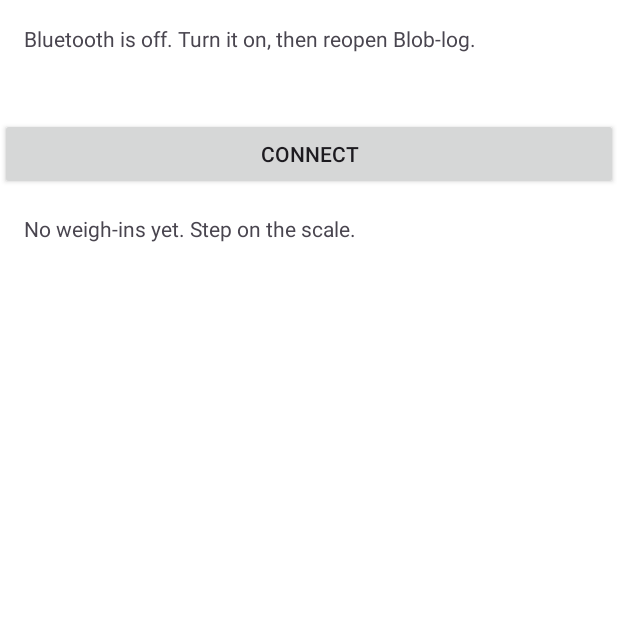
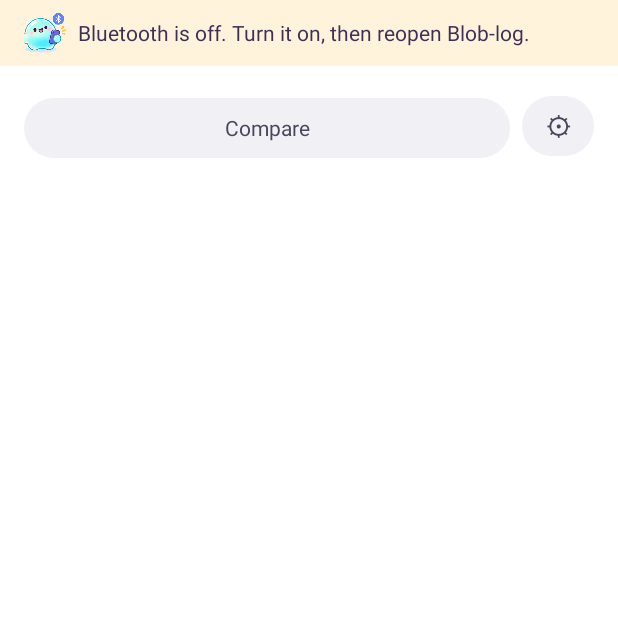
Before and after one commit to lowjenhui/bloblog, an Android app: the screen it shows after launch (MainActivity), on a phone screen of 412 x 824 dp, the top half of it. Run offline under Robolectric (Android 15) with nearby library versions, the phone set to English and light mode, and no system bars; libraries missing offline, so code that uses them is left out: androidx.health.connect; 1 statement that could not run was skipped.

Commit message:
feat: home person view
CoordinatorLayout home: top notice strip (priority per spec), person chips,
pinned headline (lifts on scroll), range pills + trend chart, History with
month chips, full-bleed Whose rows, empty state. 48dp tap targets.

Co-Authored-By: Claude Opus 5.5 <noreply@anthropic.com>

```diff
--- a/app/src/main/java/app/bloblog/MainActivity.kt
+++ b/app/src/main/java/app/bloblog/MainActivity.kt
@@ -7,67 +7,68 @@ import android.content.pm.PackageManager
 import android.os.Build
 import android.os.Bundle
 import android.text.InputType
+import android.view.Gravity
 import android.view.View
-import android.widget.ArrayAdapter
-import android.widget.Button
 import android.widget.EditText
+import android.widget.ImageView
 import android.widget.LinearLayout
-import android.widget.ListView
 import android.widget.TextView
 import android.widget.Toast
 import androidx.activity.ComponentActivity
 import androidx.activity.result.contract.ActivityResultContracts
 import androidx.health.connect.client.PermissionController
 import androidx.lifecycle.lifecycleScope
+import androidx.recyclerview.widget.LinearLayoutManager
+import androidx.recyclerview.widget.RecyclerView
 import kotlinx.coroutines.launch
-import java.text.SimpleDateFormat
-import java.util.Date
+import java.time.Instant
+import java.time.YearMonth
+import java.time.ZoneId
 import java.util.Locale
 
-/** Readings screen (SPEC screen 4). */
+/** Home: person view (spec §5.1). */
 class MainActivity : ComponentActivity() {
-    private lateinit var status: TextView
-    private lateinit var allow: Button
-    private lateinit var hcBanner: TextView
-    private lateinit var hcConnect: Button
-    private lateinit var empty: TextView
-    private lateinit var list: ListView
-    private val fmt = SimpleDateFormat("EEE d MMM · HH:mm", Locale.getDefault())
-    private var shown = emptyList<Reading>()
+    private val zone = ZoneId.systemDefault()
+    private val dayFmt = java.time.format.DateTimeFormatter.ofPattern("EEE d MMM", Locale.ENGLISH)
     private var setupShowing = false
     private var askedNotifications = false
+    private var hcAvailable = false
+    private var hcConnected = false
+    private var tab = 0L // person id; -1 is Compare (Task 8)
+    internal var range = Range.MONTH
+    private var month: YearMonth? = null
+    private var shownPts = emptyList<Pt>()
+    private var person: Person? = null
 
-    private val hcPermission = registerForActivityResult(PermissionController.createRequestPermissionResultContract()) { refresh() }
+    private val hcPermission = registerForActivityResult(PermissionController.createRequestPermissionResultContract()) {
+        lifecycleScope.launch { checkHc(); render() }
+    }
     private val bluetoothPermission = registerForActivityResult(ActivityResultContracts.RequestPermission()) {
-        scanState = Scanner.start(this); refresh()
+        scanState = Scanner.start(this); render()
     }
     // Android throttles >5 scan starts per 30 s and a throttled scan silently stops background capture,
-    // so start the scan only on resume and on permission grant, never from refresh().
+    // so start the scan only on resume and on permission grant, never from render().
     private var scanState = Scanner.State.NO_PERMISSION
     private val notificationPermission = registerForActivityResult(ActivityResultContracts.RequestPermission()) { }
 
     override fun onCreate(savedInstanceState: Bundle?) {
+        applyAppTheme()
         super.onCreate(savedInstanceState)
-        title = "Readings"
-        val pad = (16 * resources.displayMetrics.density).toInt()
-        status = TextView(this).apply { setPadding(pad, pad, pad, pad / 2) }
-        allow = Button(this).apply {
-            text = "Allow Bluetooth"
-            setOnClickListener { bluetoothPermission.launch(Manifest.permission.BLUETOOTH_SCAN) }
+        setContentView(R.layout.activity_main)
+        findViewById<RecyclerView>(R.id.list).layoutManager = LinearLayoutManager(this)
+        savedInstanceState?.let { s ->
+            tab = s.getLong("tab")
+            range = Range.valueOf(s.getString("range") ?: Range.MONTH.name)
+            month = s.getString("month")?.let { YearMonth.parse(it) }
         }
-        hcBanner = TextView(this).apply { setPadding(pad, pad / 2, pad, pad / 2) }
-        hcConnect = Button(this).apply {
-            text = "Connect"
-            setOnClickListener { hcPermission.launch(HealthConnect.PERMISSIONS) }
-        }
-        empty = TextView(this).apply { text = "No weigh-ins yet. Step on the scale."; setPadding(pad, pad, pad, pad) }
-        list = ListView(this).apply { setOnItemClickListener { _, _, i, _ -> choose(shown[i].id) } }
-        setContentView(LinearLayout(this).apply {
-            orientation = LinearLayout.VERTICAL
-            fitsSystemWindows = true
-            addView(status); addView(allow); addView(hcBanner); addView(hcConnect); addView(empty); addView(list)
-        })
         if (savedInstanceState == null) openRequested(intent)
+    }
+
+    override fun onSaveInstanceState(outState: Bundle) {
+        super.onSaveInstanceState(outState)
+        outState.putLong("tab", tab)
+        outState.putString("range", range.name)
+        month?.let { outState.putString("month", it.toString()) }
     }
 
     override fun onNewIntent(intent: Intent) {
@@ -78,49 +79,140 @@ class MainActivity : ComponentActivity() {
     /** Opened from the "Whose weigh-in?" notification. */
     private fun openRequested(intent: Intent) {
         val id = intent.getLongExtra(Notifications.EXTRA_READING_ID, -1)
-        if (id >= 0) choose(id)
+        if (id >= 0) openRowSheet(id)
     }
 
-    // shortcut: list refreshes only when the screen is opened or resumed, add live updates if that gets annoying.
+    // shortcut: the page refreshes only when the screen is opened or resumed (live updates are a later task).
     override fun onResume() {
         super.onResume()
         scanState = Scanner.start(this)
-        refresh()
-        lifecycleScope.launch { HealthConnect.syncPending(this@MainActivity); refresh() }
+        render()
+        lifecycleScope.launch { HealthConnect.syncPending(this@MainActivity); checkHc(); render() }
     }
 
-    private fun refresh() {
+    private suspend fun checkHc() {
+        hcAvailable = HealthConnect.client(this) != null
+        hcConnected = hcAvailable && HealthConnect.hasPermission(this)
+    }
+
+    internal fun selectTab(personId: Long) { tab = personId; month = null; render() }
+
+    private fun render() {
         val db = Db(this)
         if (db.me() == null) showSetup(db)
-        val state = scanState
-        status.text = when (state) {
-            Scanner.State.LISTENING -> "Listening for your scale, even when Blob-log is closed."
-            Scanner.State.NO_PERMISSION -> "Blob-log listens for your scale in the background."
-            Scanner.State.BLUETOOTH_OFF -> "Bluetooth is off. Turn it on, then reopen Blob-log."
-            Scanner.State.FAILED -> "Couldn't start listening. Reopen Blob-log to try again."
-        }
-        allow.visibility = if (state == Scanner.State.NO_PERMISSION) View.VISIBLE else View.GONE
-        if (Build.VERSION.SDK_INT >= 33 && state == Scanner.State.LISTENING && !askedNotifications &&
+        if (Build.VERSION.SDK_INT >= 33 && scanState == Scanner.State.LISTENING && !askedNotifications &&
             checkSelfPermission(Manifest.permission.POST_NOTIFICATIONS) != PackageManager.PERMISSION_GRANTED
         ) {
             askedNotifications = true
             notificationPermission.launch(Manifest.permission.POST_NOTIFICATIONS)
         }
-        lifecycleScope.launch {
-            val available = HealthConnect.client(this@MainActivity) != null
-            val connected = available && HealthConnect.hasPermission(this@MainActivity)
-            hcBanner.visibility = if (connected) View.GONE else View.VISIBLE
-            hcBanner.text = if (available) "Health Connect isn't connected. Readings are saved here but not sent."
-            else "Health Connect isn't available on this phone."
-            hcConnect.visibility = if (available && !connected) View.VISIBLE else View.GONE
+        val people = db.people()
+        val p = people.firstOrNull { it.id == tab } ?: people.firstOrNull().also { tab = it?.id ?: 0 }
+        person = p
+        showChips(people, p)
+        showStrip(db, p)
+        val list = findViewById<RecyclerView>(R.id.list)
+        if (p == null) { list.adapter = null; return }
+
+        val now = System.currentTimeMillis()
+        val pts = db.readingsFor(p.id, rangeStart(range, now, zone), now + 1).map { Pt(it.takenAt, it.weightCentiKg) }
+        shownPts = pts
+        showHeadline(db, p, null)
+
+        val months = db.months(p.id, zone)
+        val items = mutableListOf<HomeItem>(HomeItem.Graph(pts, range, p, db.startWeight(p.id), now))
+        if (months.isEmpty()) items.add(HomeItem.Empty) else {
+            val m = month?.takeIf { it in months } ?: months.last()
+            month = m
+            val rows = db.historyMonth(p.id, m, zone)
+            items.add(HomeItem.HistoryHeader(rows.count { it.personId != null }, m))
+            items.add(HomeItem.Months(months, m))
+            rows.forEachIndexed { i, r ->
+                val last = i == rows.lastIndex
+                items.add(if (r.personId == null) HomeItem.WhoseRow(r, last) else HomeItem.Row(r, p.isMe && !r.written, last))
+            }
         }
-        shown = db.latest()
-        val names = db.people().associate { it.id to it.name }
-        val rows = shown.map {
-            "${fmt.format(Date(it.takenAt))}    %.2f kg    ${names[it.personId] ?: "Who's this?"}".format(it.weightCentiKg / 100.0)
+        list.adapter = HomeAdapter(items,
+            onRange = { range = it; render() },
+            onMonth = { month = it; render() },
+            onRow = ::openRowSheet,
+            onScrub = { showHeadline(db, p, it) })
+    }
+
+    private fun showChips(people: List<Person>, current: Person?) {
+        val row = findViewById<LinearLayout>(R.id.chips)
+        row.removeAllViews()
+        fun chip(label: String, selected: Boolean, onClick: () -> Unit) = TextView(this).apply {
+            text = label; textSize = 14f; gravity = Gravity.CENTER
+            setTextColor(token(if (selected) R.attr.bl_onPersonSelected else R.attr.bl_onGrey))
+            fill(if (selected) R.attr.bl_personSelectedBg else R.attr.bl_surfaceGrey, 20, inset = true)
+            setOnClickListener { onClick() }
+            row.addView(this, LinearLayout.LayoutParams(0, dp(48), 1f).apply { marginEnd = dp(8) })
         }
-        empty.visibility = if (rows.isEmpty()) View.VISIBLE else View.GONE
-        list.adapter = ArrayAdapter(this, android.R.layout.simple_list_item_1, rows)
+        people.forEach { p -> chip(p.name, p.id == current?.id) { selectTab(p.id) } }
+        chip("Compare", false) { } // Task 8
+        TextView(this).apply {
+            text = "⚙"; textSize = 18f; gravity = Gravity.CENTER
+            setTextColor(token(R.attr.bl_onGrey)); fill(R.attr.bl_surfaceGrey, 20, inset = true)
+            contentDescription = "Settings"
+            setOnClickListener { } // Task 9
+            row.addView(this, LinearLayout.LayoutParams(dp(48), dp(48)))
+        }
+    }
+
+    private fun showStrip(db: Db, p: Person?) {
+        val unassigned = db.unassigned()
+        val newest = unassigned.lastOrNull()
+        val notice = noticeFor(scanState, unassigned.size, hcAvailable, hcConnected, p?.isMe == true)
+        val strip = findViewById<View>(R.id.strip)
+        strip.visibility = if (notice == null) View.GONE else View.VISIBLE
+        if (notice == null) return
+        val button = findViewById<TextView>(R.id.stripButton)
+        val chevron = findViewById<View>(R.id.stripChevron)
+        val label = when (notice) {
+            Notice.NEED_BT_PERMISSION -> "Blob-log listens for your scale in the background."
+            Notice.BT_OFF -> "Bluetooth is off. Turn it on, then reopen Blob-log."
+            Notice.LISTEN_FAILED -> "Couldn't start listening. Reopen Blob-log to try again."
+            Notice.WHOSE -> if (unassigned.size == 1) "Whose is %.2f kg on %s?".format(Locale.ROOT, newest!!.weightCentiKg / 100.0,
+                dayFmt.format(Instant.ofEpochMilli(newest.takenAt).atZone(zone))) else "${unassigned.size} weigh-ins need a name"
+            Notice.HC_NOT_CONNECTED -> "Health Connect isn't connected. Readings are saved here but not sent."
+        }
+        val buttonText = when (notice) { Notice.NEED_BT_PERMISSION -> "Allow Bluetooth"; Notice.HC_NOT_CONNECTED -> "Connect"; else -> null }
+        findViewById<ImageView>(R.id.stripIcon).setImageResource(when (notice) {
+            Notice.NEED_BT_PERMISSION, Notice.BT_OFF -> R.drawable.blob_bluetooth
+            Notice.LISTEN_FAILED -> R.drawable.blob_sleep
+            Notice.WHOSE -> R.drawable.blob_question
+            Notice.HC_NOT_CONNECTED -> R.drawable.blob_heart
+        })
+        findViewById<TextView>(R.id.stripText).text = label
+        button.text = buttonText
+        button.visibility = if (buttonText == null) View.GONE else View.VISIBLE
+        button.fill(R.attr.bl_select, 20, inset = true)
+        button.setOnClickListener {
+            if (notice == Notice.HC_NOT_CONNECTED) hcPermission.launch(HealthConnect.PERMISSIONS)
+            else bluetoothPermission.launch(Manifest.permission.BLUETOOTH_SCAN)
+        }
+        chevron.visibility = if (notice == Notice.WHOSE) View.VISIBLE else View.GONE
+        strip.setOnClickListener { if (notice == Notice.WHOSE) openRowSheet(newest!!.id) }
+        strip.isClickable = notice == Notice.WHOSE
+    }
+
+    /** Headline: the person's latest weigh-in, or the weigh-in under the finger while scrubbing ([scrub] is an index into [shownPts]). */
+    private fun showHeadline(db: Db, p: Person, scrub: Int?) {
+        val weight = findViewById<TextView>(R.id.headlineWeight)
+        val line2 = findViewById<TextView>(R.id.headlineLine2)
+        findViewById<TextView>(R.id.headlineName).text = p.name
+        val point = scrub?.let { shownPts.getOrNull(it) }
+        val latest = point ?: db.readingsFor(p.id, 0, Long.MAX_VALUE).lastOrNull()?.let { Pt(it.takenAt, it.weightCentiKg) }
+        weight.setTextColor(token(if (point != null) p.textAttr() else R.attr.bl_text))
+        if (latest == null) { weight.text = "–"; line2.text = "No weigh-ins yet"; return }
+        weight.text = "%.2f kg".format(Locale.ROOT, latest.centi / 100.0)
+        val at = Instant.ofEpochMilli(latest.at).atZone(zone)
+        if (point != null) { line2.text = java.time.format.DateTimeFormatter.ofPattern("EEE d MMM · HH:mm", Locale.ENGLISH).format(at); return }
+        val week = db.readingsFor(p.id, latest.at - 7 * 86_400_000L + 1, latest.at + 1)
+        val avg = week.map { it.weightCentiKg / 100.0 }.average()
+        val day = if (at.toLocalDate() == java.time.LocalDate.now(zone)) "today" else dayFmt.format(at)
+        line2.text = "$day · 7-day avg %.2f".format(Locale.ROOT, avg)
     }
 
     private fun showSetup(db: Db) {
@@ -133,8 +225,7 @@ class MainActivity : ComponentActivity() {
         }
         val form = LinearLayout(this).apply {
             orientation = LinearLayout.VERTICAL
-            val pad = (16 * resources.displayMetrics.density).toInt()
-            setPadding(pad, pad, pad, 0)
+            setPadding(dp(16), dp(16), dp(16), 0)
             addView(name); addView(weight)
         }
         val dialog = AlertDialog.Builder(this)
@@ -152,11 +243,14 @@ class MainActivity : ComponentActivity() {
                     db.addPerson(name.text.toString().trim(), Math.round(kg * 100).toInt(), isMe = true)
                     setupShowing = false
                     dialog.dismiss()
-                    refresh()
+                    render()
                 }
             }
         }
     }
+
+    /** Task 7 replaces this with the row sheet. */
+    private fun openRowSheet(readingId: Long) = choose(readingId)
 
     private fun choose(readingId: Long) {
         val people = Db(this).people()
@@ -190,6 +284,6 @@ class MainActivity : ComponentActivity() {
 
     private fun done(readingId: Long) {
         Notifications.cancel(this, readingId)
-        refresh()
+        render()
     }
 }
--- /dev/null
+++ b/app/src/main/java/app/bloblog/Notice.kt
@@ -0,0 +1,13 @@
+package app.bloblog
+
+enum class Notice { NEED_BT_PERMISSION, BT_OFF, LISTEN_FAILED, WHOSE, HC_NOT_CONNECTED }
+
+/** The one top-strip notice to show, in the priority order of spec §5.1. */
+fun noticeFor(scan: Scanner.State, unassigned: Int, hcAvailable: Boolean, hcConnected: Boolean, ownerTab: Boolean): Notice? = when {
+    scan == Scanner.State.NO_PERMISSION -> Notice.NEED_BT_PERMISSION
+    scan == Scanner.State.BLUETOOTH_OFF -> Notice.BT_OFF
+    scan == Scanner.State.FAILED -> Notice.LISTEN_FAILED
+    unassigned > 0 -> Notice.WHOSE
+    ownerTab && hcAvailable && !hcConnected -> Notice.HC_NOT_CONNECTED
+    else -> null
+}
--- /dev/null
+++ b/app/src/main/res/layout/activity_main.xml
@@ -0,0 +1,121 @@
+<?xml version="1.0" encoding="utf-8"?>
+<androidx.coordinatorlayout.widget.CoordinatorLayout xmlns:android="http://schemas.android.com/apk/res/android"
+    xmlns:app="http://schemas.android.com/apk/res-auto"
+    android:layout_width="match_parent"
+    android:layout_height="match_parent"
+    android:background="?attr/bl_background"
+    android:fitsSystemWindows="true">
+
+    <com.google.android.material.appbar.AppBarLayout
+        android:layout_width="match_parent"
+        android:layout_height="wrap_content"
+        android:background="?attr/bl_background"
+        app:liftOnScroll="true">
+
+        <LinearLayout
+            android:layout_width="match_parent"
+            android:layout_height="wrap_content"
+            android:orientation="vertical"
+            app:layout_scrollFlags="scroll">
+
+            <LinearLayout
+                android:id="@+id/strip"
+                android:layout_width="match_parent"
+                android:layout_height="wrap_content"
+                android:background="?attr/bl_notice"
+                android:gravity="center_vertical"
+                android:orientation="horizontal"
+                android:paddingHorizontal="16dp"
+                android:paddingVertical="8dp"
+                android:visibility="gone">
+
+                <ImageView
+                    android:id="@+id/stripIcon"
+                    android:layout_width="28dp"
+                    android:layout_height="28dp"
+                    android:importantForAccessibility="no" />
+
+                <TextView
+                    android:id="@+id/stripText"
+                    android:layout_width="0dp"
+                    android:layout_height="wrap_content"
+                    android:layout_marginStart="8dp"
+                    android:layout_weight="1"
+                    android:textColor="?attr/bl_text"
+                    android:textSize="14sp" />
+
+                <TextView
+                    android:id="@+id/stripButton"
+                    android:layout_width="wrap_content"
+                    android:layout_height="48dp"
+                    android:layout_marginStart="8dp"
+                    android:gravity="center"
+                    android:paddingHorizontal="16dp"
+                    android:textColor="?attr/bl_onSelect"
+                    android:textSize="14sp" />
+
+                <TextView
+                    android:id="@+id/stripChevron"
+                    android:layout_width="wrap_content"
+                    android:layout_height="wrap_content"
+                    android:layout_marginStart="8dp"
+                    android:text="›"
+                    android:textColor="?attr/bl_warnText"
+                    android:textSize="18sp" />
+            </LinearLayout>
+
+            <LinearLayout
+                android:id="@+id/chips"
+                android:layout_width="match_parent"
+                android:layout_height="wrap_content"
+                android:orientation="horizontal"
+                android:paddingHorizontal="16dp"
+                android:paddingTop="16dp" />
+        </LinearLayout>
+
+        <LinearLayout
+            android:layout_width="match_parent"
+            android:layout_height="wrap_content"
+            android:gravity="center_vertical"
+            android:orientation="horizontal"
+            android:paddingHorizontal="16dp"
+            android:paddingTop="24dp"
+            android:paddingBottom="16dp">
+
+            <TextView
+                android:id="@+id/headlineWeight"
+                android:layout_width="wrap_content"
+                android:layout_height="wrap_content"
+                android:textColor="?attr/bl_text"
+                android:textSize="28sp"
+                android:textStyle="bold" />
+
+            <LinearLayout
+                android:layout_width="wrap_content"
+                android:layout_height="wrap_content"
+                android:layout_marginStart="12dp"
+                android:orientation="vertical">
+
+                <TextView
+                    android:id="@+id/headlineName"
+                    android:layout_width="wrap_content"
+                    android:layout_height="wrap_content"
+                    android:textColor="?attr/bl_text"
+                    android:textSize="12sp" />
+
+                <TextView
+                    android:id="@+id/headlineLine2"
+                    android:layout_width="wrap_content"
+                    android:layout_height="wrap_content"
+                    android:textColor="?attr/bl_textMuted"
+                    android:textSize="12sp" />
+            </LinearLayout>
+        </LinearLayout>
+    </com.google.android.material.appbar.AppBarLayout>
+
+    <androidx.recyclerview.widget.RecyclerView
+        android:id="@+id/list"
+        android:layout_width="match_parent"
+        android:layout_height="match_parent"
+        app:layout_behavior="@string/appbar_scrolling_view_behavior" />
+</androidx.coordinatorlayout.widget.CoordinatorLayout>
```
Also changed, not shown: app/src/main/java/app/bloblog/HomeAdapter.kt (added, +177 -0 lines), 2 other files.
